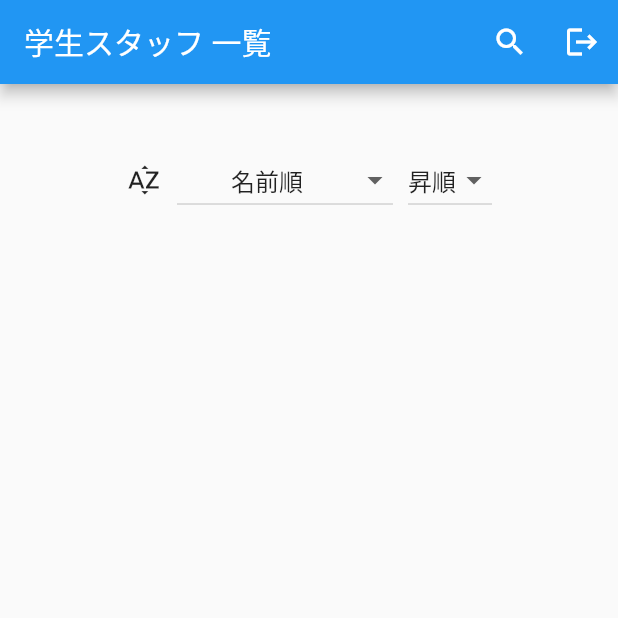
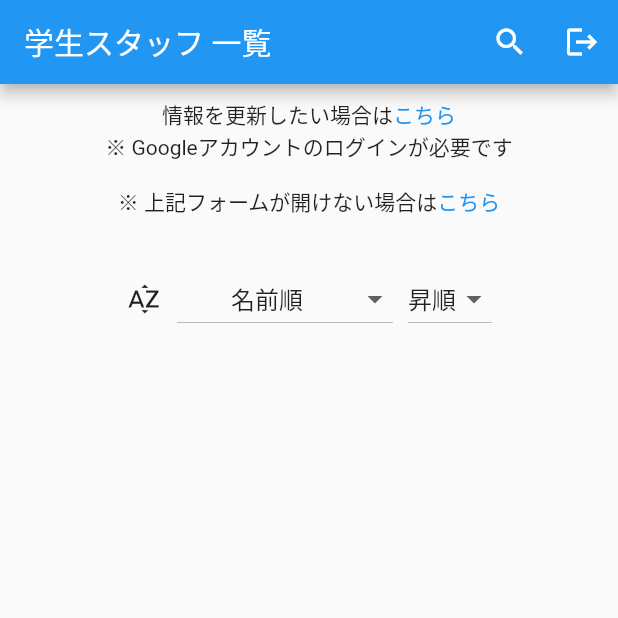
Before and after one commit to takaoS/terakoya_staff_intro_site, a Flutter app: the screen it shows once a user with an empty profile is signed in, on a phone screen of 412 x 824 dp, the top half of it. Run offline on Flutter 3.47's test engine with Material 2 defaults, Android fonts, the phone set to English and light mode, and no system bars; our stand-ins replace cloud_firestore, firebase_auth, firebase_core; accounts and stored records are empty.

Commit message:
[update] 情報更新フォームのリンクを追加

```diff
--- a/lib/page_staff_sort.dart
+++ b/lib/page_staff_sort.dart
@@ -1,9 +1,11 @@
 import 'package:firebase_auth/firebase_auth.dart';
+import 'package:flutter/gestures.dart';
 import 'package:flutter/material.dart';
 import 'package:terakoya_staff_intro_site/component_staff_sort.dart';
 import 'package:terakoya_staff_intro_site/model/staff_model.dart';
 import 'package:terakoya_staff_intro_site/page_signin.dart';
 import 'package:terakoya_staff_intro_site/page_staff_search.dart';
+import 'package:url_launcher/url_launcher.dart';
 
 class StaffListPage extends StatefulWidget {
   @override
@@ -53,6 +55,37 @@ class _StaffListPageState extends State<StaffListPage> {
         child: Column(
           mainAxisAlignment: MainAxisAlignment.center,
           children: [
+            RichText(
+                text: TextSpan(children: [
+              const TextSpan(
+                text: '情報を更新したい場合は',
+                style: TextStyle(color: Colors.black87),
+              ),
+              TextSpan(
+                  text: 'こちら',
+                  style: const TextStyle(color: Colors.blue),
+                  recognizer: TapGestureRecognizer()
+                    ..onTap = () {
+                      launchUrl(
+                          Uri.parse('https://forms.gle/Jw2VHdrsx7X7S25G8'));
+                    })
+            ])),
+            const Text('※ Googleアカウントのログインが必要です'),
+            RichText(
+                text: TextSpan(children: [
+              const TextSpan(
+                text: '\n※ 上記フォームが開けない場合は',
+                style: TextStyle(color: Colors.black87),
+              ),
+              TextSpan(
+                  text: 'こちら',
+                  style: const TextStyle(color: Colors.blue),
+                  recognizer: TapGestureRecognizer()
+                    ..onTap = () {
+                      launchUrl(
+                          Uri.parse('https://forms.gle/e5b4G5FcAoFhiPHJ7'));
+                    })
+            ])),
             Padding(
               padding: EdgeInsets.symmetric(vertical: 30),
               child: Row(
--- a/pubspec.yaml
+++ b/pubspec.yaml
@@ -40,6 +40,7 @@ dependencies:
   cloud_firestore: ^3.5.1
   intl: ^0.17.0
   firebase_auth: ^3.8.0
+  url_launcher: ^6.1.7
 
 dev_dependencies:
   flutter_test:
```
Also changed, not shown: pubspec.lock, 6 other files.
